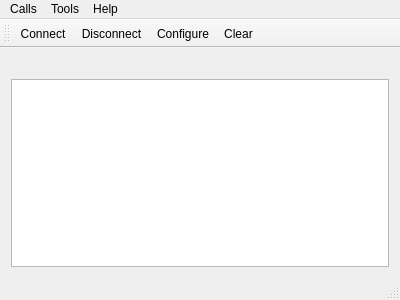
Qt form mainwindow.ui (sunbibei/visualizer) before a commit.
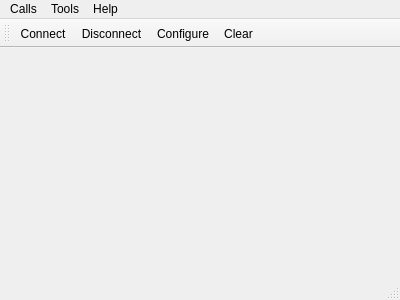
The same form after that commit. Icons and pictures are not drawn.

The edit to the form file:
```diff
--- a/mainwindow.ui
+++ b/mainwindow.ui
@@ -17,14 +17,17 @@
    <layout class="QVBoxLayout" name="verticalLayout">
     <item>
      <widget class="QLabel" name="imshow">
+      <property name="sizePolicy">
+       <sizepolicy hsizetype="Expanding" vsizetype="Expanding">
+        <horstretch>0</horstretch>
+        <verstretch>0</verstretch>
+       </sizepolicy>
+      </property>
       <property name="text">
        <string/>
       </property>
      </widget>
     </item>
-    <item>
-     <widget class="QTextBrowser" name="textBrowser"/>
-    </item>
    </layout>
   </widget>
   <widget class="QMenuBar" name="menuBar">
```
Left out of the diff: 4 changed lines with no effect on the pictures.
